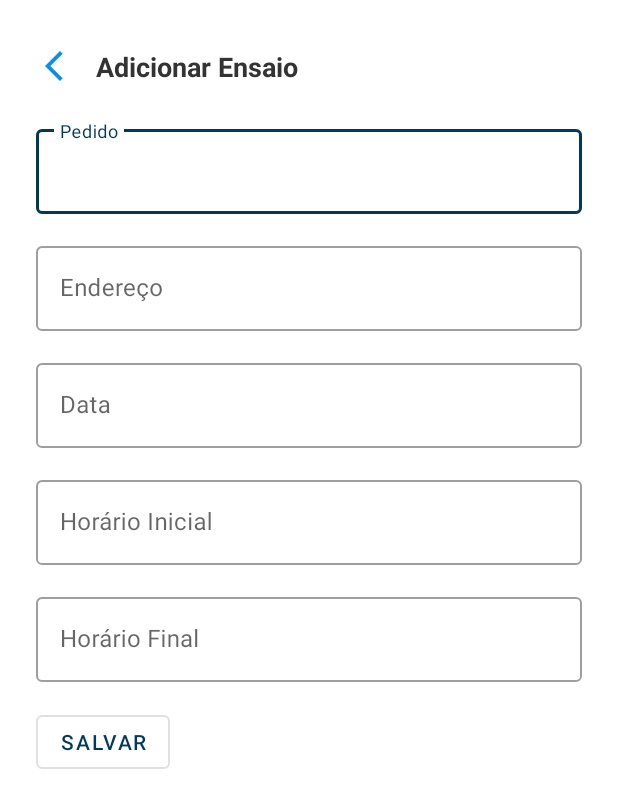
After one commit to WidestView/OOL-MOBILE, an Android app: the AddPhotoShootActivity screen opened directly, with no data from a screen before it, on a phone screen of 412 x 824 dp. The commit adds this screen. Shown: the top 808 px of the screen. Run offline under Robolectric (Android 15) with nearby library versions, the phone set to English and light mode, and no system bars; Roboto replaces fonts that are not available here.

Commit message:
Added AddPhotoShootActivity

```diff
--- a/app/src/main/AndroidManifest.xml
+++ b/app/src/main/AndroidManifest.xml
@@ -9,6 +9,11 @@
         android:roundIcon="@mipmap/ic_launcher_round"
         android:supportsRtl="true"
         android:theme="@style/Theme.OOLMOBILE">
+
+        <activity android:name=".ui.add_photo_shoot.AddPhotoShootActivity"
+            android:theme="@style/Theme.OOLMOBILE.NoActionBar">
+        </activity>
+
         <activity
             android:name=".ContentActivity"
             android:label="@string/title_activity_content"
--- /dev/null
+++ b/app/src/main/java/com/example/ool_mobile/ui/add_photo_shoot/AddPhotoShootActivity.java
@@ -0,0 +1,110 @@
+package com.example.ool_mobile.ui.add_photo_shoot;
+
+import android.os.Bundle;
+import android.widget.TextView;
+
+import androidx.annotation.Nullable;
+import androidx.annotation.StringRes;
+import androidx.appcompat.app.AppCompatActivity;
+import androidx.core.util.Pair;
+
+import com.example.ool_mobile.R;
+import com.google.android.material.datepicker.MaterialDatePicker;
+import com.google.android.material.timepicker.MaterialTimePicker;
+import com.google.android.material.timepicker.TimeFormat;
+
+public class AddPhotoShootActivity extends AppCompatActivity {
+
+    TextView startTimeEditText;
+    TextView endTimeEditText;
+    TextView dateEditText;
+
+    MaterialTimePicker startTimePicker;
+    MaterialTimePicker endTimePicker;
+    MaterialDatePicker<Pair<Long, Long>> datePicker;
+
+    @Override
+    protected void onCreate(@Nullable Bundle savedInstanceState) {
+        super.onCreate(savedInstanceState);
+        setContentView(R.layout.activity_add_photo_shoot);
+
+        setupViews();
+
+        startTimePicker = setupTimePicker(R.string.select_start_time, startTimeEditText);
+        endTimePicker = setupTimePicker(R.string.select_end_time, endTimeEditText);
+
+        datePicker = setupDatePicker();
+    }
+
+    private void setupViews() {
+        startTimeEditText = findViewById(R.id.addPhotoShoot_startTimeEditText);
+        endTimeEditText = findViewById(R.id.addPhotoShoot_endTimeEditText);
+        dateEditText = findViewById(R.id.addPhotoShoot_dateEditText);
+
+
+        findViewById(R.id.addPhotoShoot_saveButton).setOnClickListener(v ->
+                onSaveButtonClick()
+        );
+    }
+
+    private MaterialTimePicker setupTimePicker(@StringRes int title, TextView textView) {
+
+        MaterialTimePicker picker = new MaterialTimePicker.Builder()
+                .setTimeFormat(TimeFormat.CLOCK_24H)
+                .setHour(12)
+                .setTitleText(title)
+                .setMinute(12)
+                .build();
+
+        picker.addOnDismissListener(dialog -> textView.setText(
+                String.format(
+                        getString(R.string.hour_format),
+                        picker.getHour(), picker.getMinute()
+                )
+        ));
+
+        textView.setOnClickListener(v ->
+                picker.show(getSupportFragmentManager(), "start")
+        );
+
+        return picker;
+    }
+
+    private MaterialDatePicker<Pair<Long, Long>> setupDatePicker() {
+
+        MaterialDatePicker<Pair<Long, Long>> picker = MaterialDatePicker.Builder
+                .dateRangePicker()
+                .setSelection(
+                        new Pair<>(
+                                MaterialDatePicker.thisMonthInUtcMilliseconds(),
+                                MaterialDatePicker.todayInUtcMilliseconds()
+                        )
+                )
+                .setTitleText(R.string.select_end_time)
+                .build();
+
+        picker.addOnDismissListener(dialog -> {
+
+            dateEditText.setText(picker.getHeaderText());
+
+        });
+
+
+        dateEditText.setOnClickListener(v ->
+                picker.show(getSupportFragmentManager(), "date")
+        );
+
+        return picker;
+    }
+
+    private void onSaveButtonClick() {
+        int startTimeMinutes = startTimePicker.getHour() * 60 + startTimePicker.getMinute();
+        int endTimeMinutes = endTimePicker.getHour() * 60 + endTimePicker.getMinute();
+
+        if (endTimeMinutes < startTimeMinutes) {
+            startTimeEditText.setError(getString(R.string.error_insert_valid_time_range));
+            endTimeEditText.setError(getString(R.string.error_insert_valid_time_range));
+        }
+    }
+
+}
--- /dev/null
+++ b/app/src/main/res/drawable/ic_arrow_back.xml
@@ -0,0 +1,10 @@
+<vector xmlns:android="http://schemas.android.com/apk/res/android"
+    android:width="24dp"
+    android:height="24dp"
+    android:viewportWidth="24"
+    android:viewportHeight="24"
+    android:tint="?attr/colorControlNormal">
+  <path
+      android:fillColor="@android:color/white"
+      android:pathData="M17.77,3.77l-1.77,-1.77l-10,10l10,10l1.77,-1.77l-8.23,-8.23z"/>
+</vector>
--- /dev/null
+++ b/app/src/main/res/layout/activity_add_photo_shoot.xml
@@ -0,0 +1,142 @@
+<?xml version="1.0" encoding="utf-8"?>
+<androidx.constraintlayout.widget.ConstraintLayout xmlns:android="http://schemas.android.com/apk/res/android"
+    xmlns:app="http://schemas.android.com/apk/res-auto"
+    xmlns:tools="http://schemas.android.com/tools"
+    android:layout_width="match_parent"
+    android:layout_height="match_parent"
+    android:paddingStart="24dp"
+    android:paddingTop="32dp"
+    android:paddingEnd="24dp"
+    tools:context=".ui.add_photo_shoot.AddPhotoShootActivity">
+
+    <ImageView
+        android:id="@+id/imageView2"
+        android:layout_width="wrap_content"
+        android:layout_height="wrap_content"
+        app:tint="@color/primaryLightColor"
+        app:layout_constraintStart_toStartOf="parent"
+        app:layout_constraintTop_toTopOf="parent"
+        app:srcCompat="@drawable/ic_arrow_back"
+        android:contentDescription="@string/go_back_icon_description" />
+
+    <TextView
+        android:id="@+id/textView21"
+        style="@style/Title"
+        android:layout_width="wrap_content"
+        android:layout_height="wrap_content"
+        android:layout_marginStart="16dp"
+        android:text="@string/add_photo_shoot"
+        android:textSize="18sp"
+        android:textStyle="bold"
+        app:layout_constraintStart_toEndOf="@+id/imageView2"
+        app:layout_constraintTop_toTopOf="parent" />
+
+    <com.google.android.material.textfield.TextInputLayout
+        android:id="@+id/textInputLayout"
+        style="@style/Widget.MaterialComponents.TextInputLayout.OutlinedBox"
+        android:layout_width="match_parent"
+        android:layout_height="wrap_content"
+        android:layout_marginTop="24dp"
+        app:layout_constraintEnd_toEndOf="parent"
+        app:layout_constraintStart_toStartOf="parent"
+        app:layout_constraintTop_toBottomOf="@+id/textView21">
+
+        <com.google.android.material.textfield.TextInputEditText
+            android:layout_width="match_parent"
+            android:layout_height="wrap_content"
+            android:hint="@string/request" />
+    </com.google.android.material.textfield.TextInputLayout>
+
+    <com.google.android.material.textfield.TextInputLayout
+        android:id="@+id/textInputLayout2"
+        style="@style/Widget.MaterialComponents.TextInputLayout.OutlinedBox"
+        android:layout_width="match_parent"
+        android:layout_height="wrap_content"
+        android:layout_marginTop="16dp"
+        app:layout_constraintEnd_toEndOf="parent"
+        app:layout_constraintHorizontal_bias="1.0"
+        app:layout_constraintStart_toStartOf="parent"
+        app:layout_constraintTop_toBottomOf="@+id/textInputLayout">
+
+        <com.google.android.material.textfield.TextInputEditText
+            android:layout_width="match_parent"
+            android:layout_height="wrap_content"
+            android:hint="@string/address" />
+    </com.google.android.material.textfield.TextInputLayout>
+
+    <com.google.android.material.textfield.TextInputLayout
+        android:id="@+id/addPhotoShoot_dateInputLayout"
+        style="@style/Widget.MaterialComponents.TextInputLayout.OutlinedBox"
+        android:layout_width="match_parent"
+        android:layout_height="wrap_content"
+        android:layout_marginTop="16dp"
+        app:layout_constraintEnd_toEndOf="parent"
+        app:layout_constraintHorizontal_bias="1.0"
+        app:layout_constraintStart_toStartOf="parent"
+        app:layout_constraintTop_toBottomOf="@+id/textInputLayout2"
+        android:clickable="false">
+
+        <com.google.android.material.textfield.TextInputEditText
+            android:id="@+id/addPhotoShoot_dateEditText"
+            android:layout_width="match_parent"
+            android:layout_height="wrap_content"
+            android:focusable="false"
+            android:focusableInTouchMode="false"
+            android:hint="@string/date" />
+    </com.google.android.material.textfield.TextInputLayout>
+
+    <com.google.android.material.textfield.TextInputLayout
+        android:id="@+id/addPhotoShoot_startTimeInputLayout"
+        style="@style/Widget.MaterialComponents.TextInputLayout.OutlinedBox"
+        android:layout_width="match_parent"
+        android:layout_height="wrap_content"
+        android:layout_marginTop="16dp"
+        app:layout_constraintEnd_toEndOf="parent"
+        app:layout_constraintHorizontal_bias="1.0"
+        app:layout_constraintStart_toStartOf="parent"
+        app:layout_constraintTop_toBottomOf="@+id/addPhotoShoot_dateInputLayout"
+        android:clickable="false">
+
+        <com.google.android.material.textfield.TextInputEditText
+            android:id="@+id/addPhotoShoot_startTimeEditText"
+            android:layout_width="match_parent"
+            android:layout_height="wrap_content"
+            android:focusable="false"
+            android:focusableInTouchMode="false"
+            android:hint="@string/start_time" />
+    </com.google.android.material.textfield.TextInputLayout>
+
+    <com.google.android.material.textfield.TextInputLayout
+        android:id="@+id/addPhotoShoot_endTimeInputLayout"
+        style="@style/Widget.MaterialComponents.TextInputLayout.OutlinedBox"
+        android:layout_width="match_parent"
+        android:layout_height="wrap_content"
+        android:layout_marginTop="16dp"
+        app:layout_constraintEnd_toEndOf="parent"
+        app:layout_constraintHorizontal_bias="1.0"
+        app:layout_constraintStart_toStartOf="parent"
+        app:layout_constraintTop_toBottomOf="@+id/addPhotoShoot_startTimeInputLayout"
+        android:clickable="false">
+
+        <com.google.android.material.textfield.TextInputEditText
+            android:id="@+id/addPhotoShoot_endTimeEditText"
+            android:layout_width="match_parent"
+            android:layout_height="wrap_content"
+            android:focusable="false"
+            android:focusableInTouchMode="false"
+            android:hint="@string/end_time" />
+    </com.google.android.material.textfield.TextInputLayout>
+
+    <Button
+        android:id="@+id/addPhotoShoot_saveButton"
+
+        style="?attr/materialButtonOutlinedStyle"
+        android:layout_width="wrap_content"
+        android:layout_height="wrap_content"
+        android:text="@string/save"
+        app:layout_constraintTop_toBottomOf="@id/addPhotoShoot_endTimeInputLayout"
+        android:layout_marginTop="16dp"
+        app:layout_constraintStart_toStartOf="parent"
+        tools:layout_editor_absoluteY="403dp" />
+
+</androidx.constraintlayout.widget.ConstraintLayout>
--- a/app/src/main/res/values/strings.xml
+++ b/app/src/main/res/values/strings.xml
@@ -59,4 +59,16 @@
     <string name="price">Preço</string>
     <string name="type">Tipo</string>
     <string name="sample_package_type">Cerimônia de Confraternização</string>
+    <string name="select_start_time">Selecione o horário de início </string>
+    <string name="select_end_time">Selecione o horário de fim </string>
+    <string name="hour_format">%d:%d</string>
+    <string name="error_insert_valid_time_range">Insira um intervalo de tempo válido</string>
+    <string name="add_photo_shoot">Adicionar Ensaio</string>
+    <string name="request">Pedido</string>
+    <string name="address">Endereço</string>
+    <string name="date">Data</string>
+    <string name="start_time">Horário Inicial</string>
+    <string name="end_time">Horário Final</string>
+    <string name="save">Salvar</string>
+    <string name="go_back_icon_description">Ícone de voltar</string>
 </resources>
```
